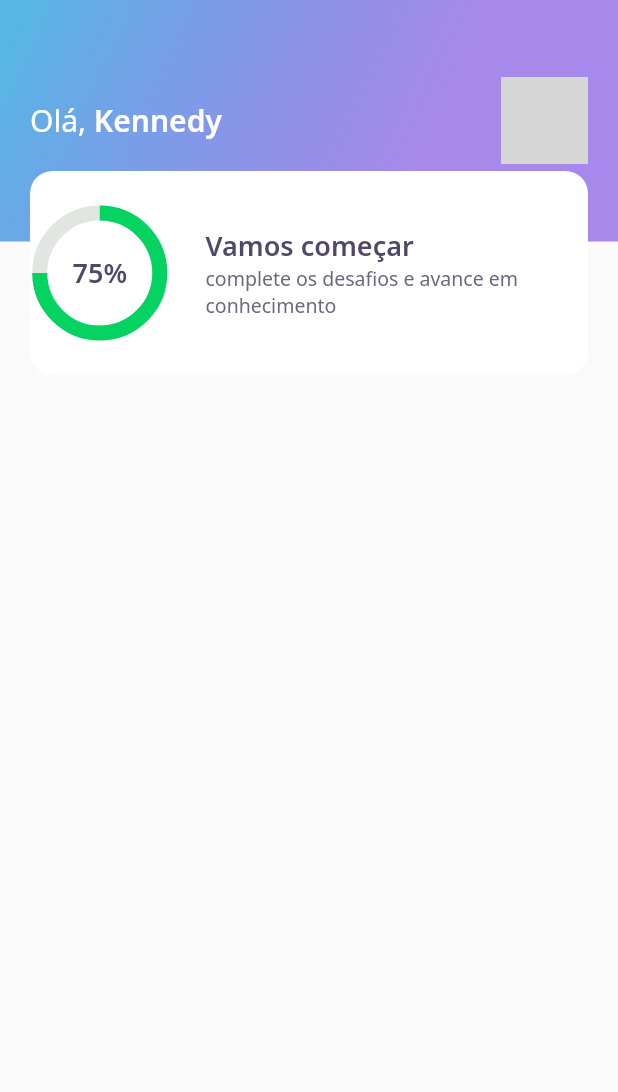
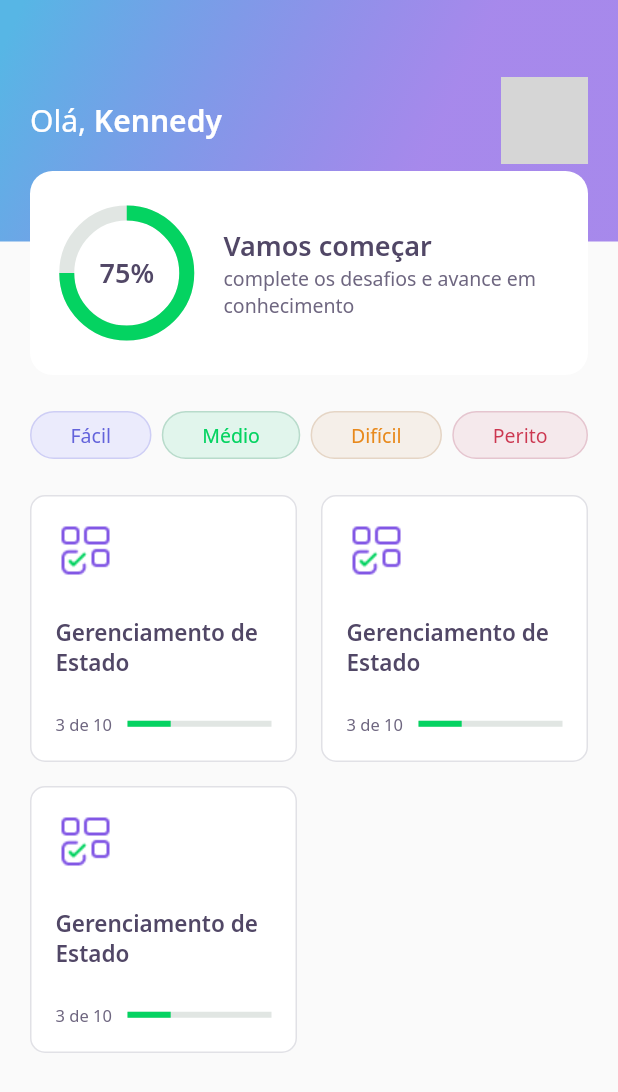
Before and after one commit to kennedyaquino/nlw05-devquiz-flutter, a Flutter app: the HomePage screen opened directly, on a phone screen of 412 x 824 dp. Shown: the top 1092 px of the screen. Run offline on Flutter 3.47's test engine with Material 2 defaults, Android fonts, the phone set to English and light mode, and no system bars; our stand-ins replace google_fonts; network calls fail; grey boxes are pictures that could not be loaded.

Commit message:
add quiz

```diff
--- a/lib/core/app_widget.dart
+++ b/lib/core/app_widget.dart
@@ -1,3 +1,4 @@
+import 'package:devquiz/challenge/challenge_page.dart';
 import 'package:devquiz/home/home_page.dart';
 import 'package:devquiz/splash/splash_page.dart';
 import 'package:flutter/material.dart';
@@ -7,7 +8,7 @@ class AppWidget extends StatelessWidget {
   Widget build(BuildContext context) {
     return MaterialApp(
       title: "DevQuiz",
-      home: HomePage(),
+      home: ChallengePage(),
     );
   }
 }
--- a/lib/home/home_page.dart
+++ b/lib/home/home_page.dart
@@ -1,4 +1,6 @@
 import 'package:devquiz/home/widgets/appbar/app_bar_widget.dart';
+import 'package:devquiz/home/widgets/level_button/level_button_widget.dart';
+import 'package:devquiz/home/widgets/quiz_card/quiz_card_widget.dart';
 import 'package:flutter/material.dart';
 
 class HomePage extends StatefulWidget {
@@ -10,7 +12,48 @@ class _HomePageState extends State<HomePage> {
   @override
   Widget build(BuildContext context) {
     return Scaffold(
-      appBar: AppBarWidget(),
-    );
+        appBar: AppBarWidget(),
+        body: Padding(
+          padding: const EdgeInsets.symmetric(horizontal: 20),
+          child: Column(
+            children: [
+              SizedBox(
+                height: 24,
+              ),
+              Row(
+                mainAxisAlignment: MainAxisAlignment.spaceBetween,
+                children: [
+                  LevelButtonWidget(
+                    label: "Fácil",
+                  ),
+                  LevelButtonWidget(
+                    label: "Médio",
+                  ),
+                  LevelButtonWidget(
+                    label: "Difícil",
+                  ),
+                  LevelButtonWidget(
+                    label: "Perito",
+                  ),
+                ],
+              ),
+              SizedBox(
+                height: 24,
+              ),
+              Expanded(
+                child: GridView.count(
+                  crossAxisSpacing: 16,
+                  crossAxisCount: 2,
+                  mainAxisSpacing: 16,
+                  children: [
+                    QuizCardWidget(),
+                    QuizCardWidget(),
+                    QuizCardWidget(),
+                  ],
+                ),
+              ),
+            ],
+          ),
+        ));
   }
 }
--- /dev/null
+++ b/lib/home/widgets/level_button/level_button_widget.dart
@@ -0,0 +1,63 @@
+import 'package:devquiz/core/app_colors.dart';
+import 'package:flutter/material.dart';
+import 'package:google_fonts/google_fonts.dart';
+
+class LevelButtonWidget extends StatelessWidget {
+  final String label;
+
+  LevelButtonWidget({
+    Key? key,
+    required this.label,
+  })  : assert(["Fácil", "Médio", "Difícil", "Perito"].contains(label)),
+        super(key: key);
+
+  final config = {
+    "Fácil": {
+      "color": AppColors.levelButtonFacil,
+      "borderColor": AppColors.levelButtonBorderFacil,
+      "fontColor": AppColors.levelButtonTextFacil,
+    },
+    "Médio": {
+      "color": AppColors.levelButtonMedio,
+      "borderColor": AppColors.levelButtonBorderMedio,
+      "fontColor": AppColors.levelButtonTextMedio,
+    },
+    "Difícil": {
+      "color": AppColors.levelButtonDificil,
+      "borderColor": AppColors.levelButtonBorderDificil,
+      "fontColor": AppColors.levelButtonTextDificil,
+    },
+    "Perito": {
+      "color": AppColors.levelButtonPerito,
+      "borderColor": AppColors.levelButtonBorderPerito,
+      "fontColor": AppColors.levelButtonTextPerito,
+    },
+  };
+
+  Color get color => config[label]!['color']!;
+  Color get borderColor => config[label]!['borderColor']!;
+  Color get fontColor => config[label]!['fontColor']!;
+
+  @override
+  Widget build(BuildContext context) {
+    return Container(
+      decoration: BoxDecoration(
+        color: color,
+        border: Border.fromBorderSide(BorderSide(
+          color: borderColor,
+        )),
+        borderRadius: BorderRadius.circular(28),
+      ),
+      child: Padding(
+        padding: const EdgeInsets.symmetric(horizontal: 26, vertical: 6),
+        child: Text(
+          label,
+          style: GoogleFonts.notoSans(
+            color: fontColor,
+            fontSize: 13,
+          ),
+        ),
+      ),
+    );
+  }
+}
--- /dev/null
+++ b/lib/home/widgets/quiz_card/quiz_card_widget.dart
@@ -0,0 +1,57 @@
+import 'package:devquiz/core/app_colors.dart';
+import 'package:devquiz/core/core.dart';
+import 'package:devquiz/shared/widgets/progress/progress_indicator_widget.dart';
+import 'package:flutter/material.dart';
+
+class QuizCardWidget extends StatelessWidget {
+  @override
+  Widget build(BuildContext context) {
+    return Container(
+      padding: EdgeInsets.all(16),
+      decoration: BoxDecoration(
+        border: Border.fromBorderSide(BorderSide(
+          color: AppColors.border,
+        )),
+        color: AppColors.white,
+        borderRadius: BorderRadius.circular(10),
+      ),
+      child: Column(
+        crossAxisAlignment: CrossAxisAlignment.start,
+        children: [
+          Container(
+            height: 40,
+            width: 40,
+            child: Image.asset(AppImages.blocks),
+          ),
+          SizedBox(
+            height: 24,
+          ),
+          Text(
+            "Gerenciamento de Estado",
+            style: AppTextStyles.heading15,
+          ),
+          SizedBox(
+            height: 24,
+          ),
+          Row(
+            children: [
+              Expanded(
+                flex: 1,
+                child: Text(
+                  "3 de 10",
+                  style: AppTextStyles.body11,
+                ),
+              ),
+              Expanded(
+                flex: 2,
+                child: ProgressIndicatorWidget(
+                  value: 0.3,
+                ),
+              ),
+            ],
+          )
+        ],
+      ),
+    );
+  }
+}
--- a/lib/home/widgets/scorecard/score_card_widget.dart
+++ b/lib/home/widgets/scorecard/score_card_widget.dart
@@ -12,6 +12,8 @@ class ScoreCardWidget extends StatelessWidget {
         height: 136,
         decoration: BoxDecoration(
             color: AppColors.white, borderRadius: BorderRadius.circular(15)),
+        child: Padding(
+          padding: const EdgeInsets.symmetric(horizontal: 24),
           child: Row(
             crossAxisAlignment: CrossAxisAlignment.center,
             children: [
@@ -42,6 +44,7 @@ class ScoreCardWidget extends StatelessWidget {
             ],
           ),
         ),
+      ),
     );
   }
 }
--- /dev/null
+++ b/lib/shared/widgets/progress/progress_indicator_widget.dart
@@ -0,0 +1,18 @@
+import 'package:devquiz/core/app_colors.dart';
+import 'package:flutter/material.dart';
+
+class ProgressIndicatorWidget extends StatelessWidget {
+  final double value;
+
+  const ProgressIndicatorWidget({Key? key, required this.value})
+      : super(key: key);
+
+  @override
+  Widget build(BuildContext context) {
+    return LinearProgressIndicator(
+      value: value,
+      backgroundColor: AppColors.chartSecondary,
+      valueColor: AlwaysStoppedAnimation<Color>(AppColors.chartPrimary),
+    );
+  }
+}
```
Also changed, not shown: lib/challenge/challenge_page.dart (added, +25 -0 lines), lib/challenge/widgets/awnser/awnser_widget.dart (added, +80 -0 lines), lib/challenge/widgets/question_indicator/question_indicator_widget.dart (added, +33 -0 lines), lib/challenge/widgets/quiz/quiz_widget.dart (added, +42 -0 lines). Lines whose indentation alone changed are shown as unchanged.
